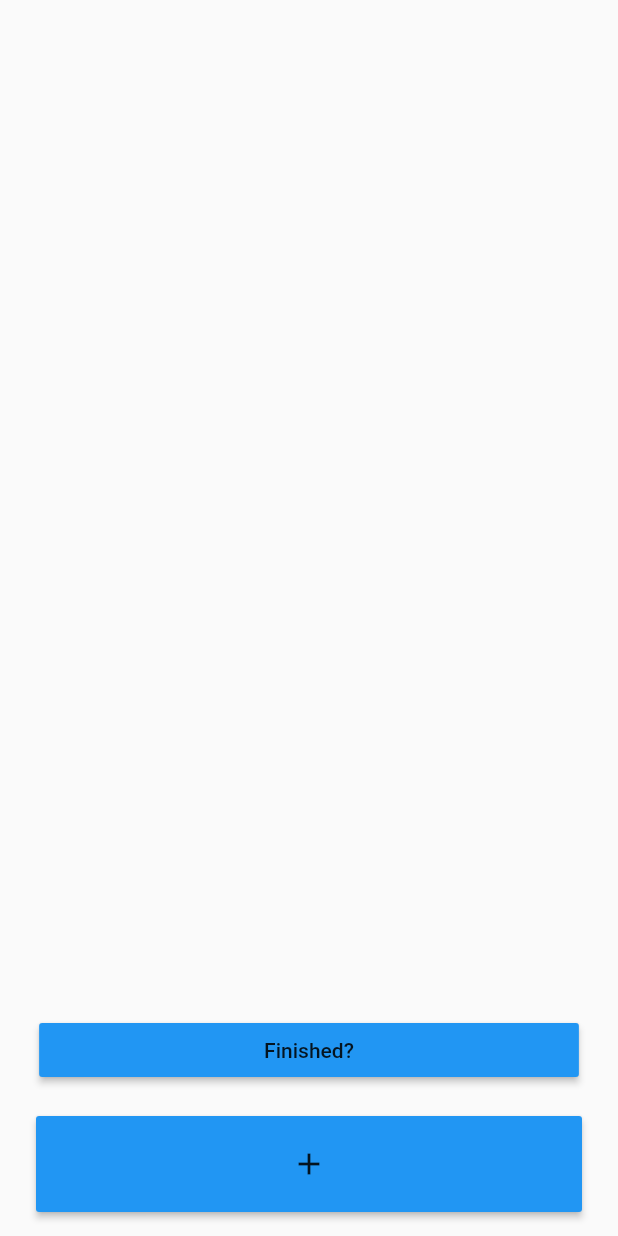
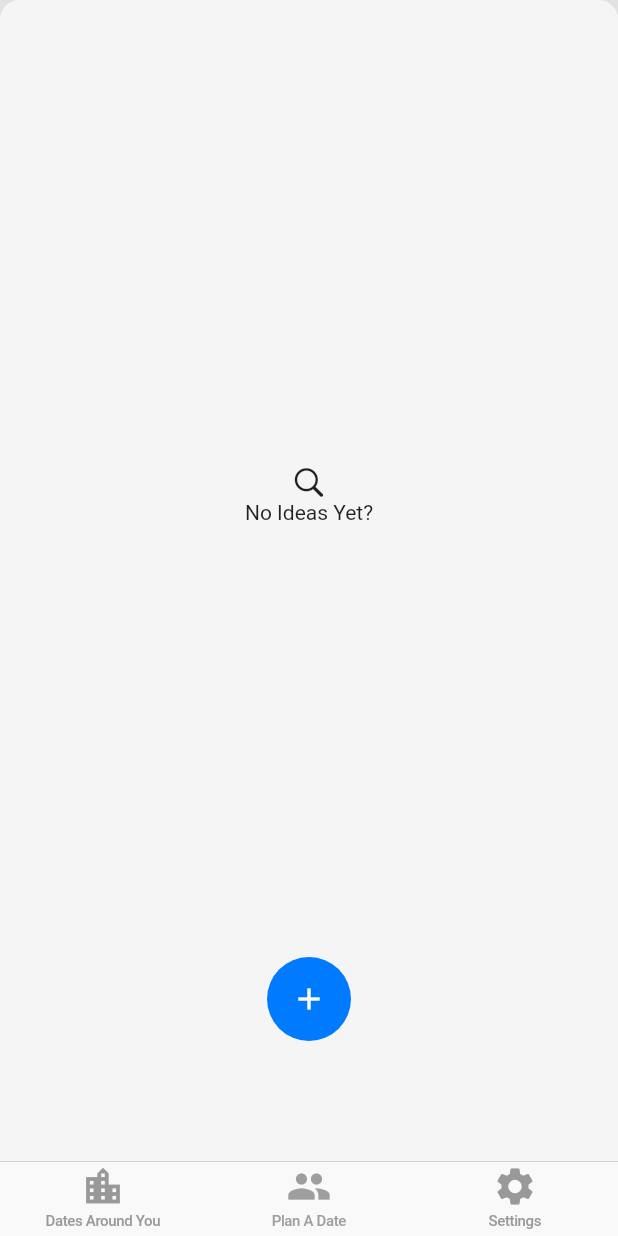
Before and after one commit to ncpleslie/date_night, a Flutter app: the screen it shows after launch, item 2 of the bottom bar chosen, after a tap on "Person One", on a phone screen of 412 x 824 dp. Run offline on Flutter 3.47's test engine with Material 2 defaults, Android fonts, the phone set to English and light mode, and no system bars.

Commit message:
Update to Cupertino

```diff
--- a/lib/main.dart
+++ b/lib/main.dart
@@ -1,4 +1,5 @@
 import 'package:flutter/material.dart';
+import 'package:flutter/cupertino.dart';
 import 'package:scoped_model/scoped_model.dart';
 
 import './pages/home_page.dart';
@@ -20,7 +21,7 @@ class _MyAppState extends State<MyApp> {
     brightness: Brightness.light,
     primarySwatch: Colors.grey,
     accentColor: Colors.blue,
-    buttonColor: Colors.blue,
+    buttonColor: CupertinoColors.activeBlue,
   );
 
   @override
@@ -34,12 +35,12 @@ class _MyAppState extends State<MyApp> {
             '/': (BuildContext context) => HomePage(),
           },
           onGenerateRoute: (RouteSettings settings) {
-            return MaterialPageRoute<bool>(
+            return CupertinoPageRoute<bool>(
                 builder: (BuildContext context) => HomePage());
           },
           // Fallback route if unable to find correct route (Will go to main page)
           onUnknownRoute: (RouteSettings settings) {
-            return MaterialPageRoute(
+            return CupertinoPageRoute(
                 builder: (BuildContext context) => HomePage());
           },
         ));
--- /dev/null
+++ b/lib/pages/date_add.dart
@@ -0,0 +1,239 @@
+import 'package:flutter/material.dart';
+import 'package:flutter/cupertino.dart';
+import 'package:scoped_model/scoped_model.dart';
+
+import 'dart:async';
+
+import '../scoped-models/ideas_model.dart';
+
+class PersonOneDateEdit extends StatefulWidget {
+  @override
+  State<StatefulWidget> createState() {
+    return _PersonOneDateEditState();
+  }
+}
+
+class _PersonOneDateEditState extends State<PersonOneDateEdit> {
+  List<Widget> _listOfTextInputs = [];
+  List<String> _listOfTextStrings = List();
+  int count = 0;
+  int index;
+  final TextEditingController _textController = TextEditingController();
+
+  @override
+  Widget build(BuildContext context) {
+    final double commonBreakPoint = 550.0;
+    final double oddBreakPoint = 500.0;
+    final double percentageMark = 0.95;
+    final double deviceWidth = MediaQuery.of(context).size.width;
+    final double targetWidth = deviceWidth > commonBreakPoint
+        ? oddBreakPoint
+        : deviceWidth * percentageMark;
+    final double targetPadding = deviceWidth - targetWidth;
+    return ScopedModelDescendant<IdeasModel>(
+      builder: (BuildContext context, Widget widget, IdeasModel model) {
+        return CupertinoPopupSurface(
+          child: Column(
+            children: <Widget>[
+              SizedBox(
+                height: MediaQuery.of(context).size.height * 0.05,
+              ),
+              SizedBox(
+                height: MediaQuery.of(context).size.height * 0.70,
+                child: count == 0
+                    ? _forEmptyList()
+                    : ListView.builder(
+                        padding:
+                            EdgeInsets.symmetric(horizontal: targetPadding / 2),
+                        itemCount: _listOfTextInputs.length,
+                        itemBuilder: (BuildContext context, int index) {
+                          Widget widget = _buildPageContent(context, index);
+
+                          return widget;
+                        },
+                      ),
+              ),
+              SizedBox(
+                height: MediaQuery.of(context).size.height * 0.20,
+                child: _buildFAB(),
+              )
+            ],
+          ),
+        );
+      },
+    );
+  }
+
+  Widget _buildPageContent(BuildContext context, int index) {
+    return _listOfTextInputs.elementAt(index);
+  }
+
+  Widget _forEmptyList() {
+    return Column(
+      mainAxisAlignment: MainAxisAlignment.center,
+      crossAxisAlignment: CrossAxisAlignment.center,
+      children: <Widget>[
+        Icon(CupertinoIcons.search),
+        Text('No Ideas Yet?'),
+      ],
+    );
+  }
+
+  Widget _buildDateIdeaCard() {
+    final Key _key = Key(_listOfTextStrings[count]);
+    String title = _listOfTextStrings[count].toString();
+    return Dismissible(
+      key: _key,
+      background: Container(
+        color: Colors.red,
+      ),
+      onDismissed: (DismissDirection direction) {
+        if (direction == DismissDirection.endToStart ||
+            direction == DismissDirection.startToEnd) {
+          count--;
+          String foundValue = _key.toString().split("'")[1];
+
+          setState(() {
+            _listOfTextStrings.remove(foundValue);
+          });
+        }
+      },
+      child: Card(
+        margin: EdgeInsets.symmetric(vertical: 10.0),
+        child: Column(children: <Widget>[
+          ListTile(
+            leading: Text('${(count + 1).toString()}.'),
+            title: Text(title),
+          ),
+          ButtonTheme.bar(
+            child: ButtonBar(children: [
+              FlatButton(
+                child: Icon(Icons.delete),
+                onPressed: () {
+                  setState(() {});
+                },
+              ),
+            ]),
+          )
+        ]),
+      ),
+    );
+  }
+
+  Widget _buildFAB() {
+    return ScopedModelDescendant<IdeasModel>(
+      builder: (BuildContext context, Widget child, IdeasModel model) {
+        return Column(
+          mainAxisSize: MainAxisSize.min,
+          children: <Widget>[
+            Container(
+              alignment: FractionalOffset.topCenter,
+              child: count == 0
+                  ? Container()
+                  : CupertinoButton(
+                      color: Theme.of(context).buttonColor,
+                      child: Text('Finished?'),
+                      padding: EdgeInsets.symmetric(horizontal: 150.0),
+                      onPressed: () {
+                        if (_listOfTextStrings.length != 0) {
+                          if (model.personOneIdeas.length == 0) {
+                            model.addPersonOneIdeas(_listOfTextStrings);
+                          } else {
+                            model.addPersonTwoIdeas(_listOfTextStrings);
+                          }
+                          Navigator.pop(context, _listOfTextStrings);
+                        } else {
+                          // If user doesn't enter anything
+                          Scaffold.of(context)
+                            ..removeCurrentSnackBar()
+                            ..showSnackBar(SnackBar(
+                                content: Text('Please Enter Some Ideas')));
+                        }
+                      },
+                    ),
+            ),
+            SizedBox(
+              height: 20.0,
+            ),
+            FloatingActionButton(
+              backgroundColor: Theme.of(context).buttonColor,
+              elevation: 0,
+              child: Icon(Icons.add),
+              onPressed: () {
+                _showInput();
+              },
+            )
+          ],
+        );
+      },
+    );
+  }
+
+  Future<Null> _showInput() async {
+    await showDialog(
+        context: context,
+        builder: (BuildContext context) {
+          return GestureDetector(
+            // If the user taps outside form boxes then the keyboard is minimized
+            onTap: () {
+              FocusScope.of(context).requestFocus(FocusNode());
+            },
+            child: _SystemPadding(
+              child: CupertinoAlertDialog(
+                title: Text('Date Idea?'),
+                content: CupertinoTextField(
+                  textCapitalization: TextCapitalization.sentences,
+                  autocorrect: true,
+                  maxLines: 4,
+                  controller: _textController,
+                  autofocus: true,
+                ),
+                actions: <Widget>[
+                  CupertinoDialogAction(
+                    child: Text('Add Idea'),
+                    isDefaultAction: true,
+                    onPressed: () {
+                      if (_textController.text.isNotEmpty) {
+                        String ideas = (_textController.text).toLowerCase();
+                        _listOfTextStrings.add(ideas);
+                        _listOfTextInputs.add(_buildDateIdeaCard());
+                        _textController.text = '';
+                        count++;
+                        Navigator.of(context, rootNavigator: true)
+                            .pop("Continue");
+                        setState(() {});
+                      }
+                    },
+                  ),
+                  CupertinoDialogAction(
+                    child: Text('Discard'),
+                    isDestructiveAction: true,
+                    onPressed: () {
+                      Navigator.of(context, rootNavigator: true).pop("Discard");
+                    },
+                  )
+                ],
+              ),
+            ),
+          );
+        });
+  }
+}
+
+// Bug fix for AlertDialogs being covered with Software Keyboard
+// https://stackoverflow.com/questions/46841637/show-a-text-field-dialog-without-being-covered-by-keyboard
+//
+class _SystemPadding extends StatelessWidget {
+  final Widget child;
+
+  _SystemPadding({Key key, this.child}) : super(key: key);
+
+  @override
+  Widget build(BuildContext context) {
+    var mediaQuery = MediaQuery.of(context);
+    return new AnimatedContainer(
+        padding: mediaQuery.viewInsets,
+        duration: const Duration(milliseconds: 300),
+        child: child);
+  }
+}
--- a/lib/pages/date_edit.dart
+++ b/lib/pages/date_edit.dart
@@ -1,4 +1,5 @@
 import 'package:flutter/material.dart';
+import 'package:flutter/cupertino.dart';
 import 'package:scoped_model/scoped_model.dart';
 
 import '../widgets/selection_button.dart';
@@ -17,22 +18,29 @@ class _DateEditState extends State<DateEdit> {
   Widget build(BuildContext context) {
     return ScopedModelDescendant<IdeasModel>(
       builder: (BuildContext context, Widget widget, IdeasModel model) {
-        return Scaffold(
-          body: Center(
-            child: SelectionButton(),
+        return CupertinoPageScaffold(
+          navigationBar: CupertinoNavigationBar(
+            middle: Text('Add Some Date Ideas'),
           ),
-          floatingActionButton: model.chosenDateIdeas.length != 0
-              ? _buildFABandCompare(model)
-              : _buildTextInstructions(),
-          floatingActionButtonLocation:
-              FloatingActionButtonLocation.centerFloat,
+          child: Center(
+            child: Column(
+              mainAxisAlignment: MainAxisAlignment.center,
+              children: <Widget>[
+              SelectionButton(),
+              SizedBox(height: 20.0,),
+              model.chosenDateIdeas.length != 0
+                  ? _buildFABandCompare(model)
+                  : Container(),
+            ]),
+          ),
         );
       },
     );
   }
 
   _buildFABandCompare(model) {
-    return RaisedButton(
+    return CupertinoButton(
+      color: Theme.of(context).buttonColor,
       child: Text('DONE?'),
       onPressed: () {
         String returningValue = model.compareAllIdeas();
--- a/lib/pages/dates_around.dart
+++ b/lib/pages/dates_around.dart
@@ -1,9 +1,7 @@
 import 'package:flutter/material.dart';
+import 'package:flutter/cupertino.dart';
 
 class DatesAround extends StatefulWidget {
-  final Color color;
-
-  DatesAround(this.color);
 
   @override
     State<StatefulWidget> createState() {
@@ -14,6 +12,14 @@ class DatesAround extends StatefulWidget {
 class _DatesAroundState extends State<DatesAround> {
   @override
     Widget build(BuildContext context) {
-      return Container(color: widget.color);
+      return CupertinoPageScaffold(
+        child: CustomScrollView(
+          slivers: <Widget>[
+            CupertinoSliverNavigationBar(
+              largeTitle: Text('Dates Around You'),
+            )
+          ],
+        ),
+      );
     }
 }
--- a/lib/pages/home_page.dart
+++ b/lib/pages/home_page.dart
@@ -1,4 +1,5 @@
 import 'package:flutter/material.dart';
+import 'package:flutter/cupertino.dart';
 
 import './dates_around.dart';
 import './date_edit.dart';
@@ -11,39 +12,41 @@ class HomePage extends StatefulWidget {
 }
 
 class _HomePageState extends State<HomePage> {
-  int _currentIndex = 0;
-  final List<Widget> _children = [
-    DatesAround(Colors.white),
-    DateEdit(),
-    DatesAround(Colors.black),
-  ];
 
   @override
   Widget build(BuildContext context) {
     return Scaffold(
-      appBar: AppBar(
-        title: Text('Date Night'),
-        elevation: Theme.of(context).platform == TargetPlatform.iOS ? 0.0 : 4.0,
-      ),
-      body: _children[_currentIndex],
-      bottomNavigationBar: BottomNavigationBar(
-        onTap: onTabTapped,
-        currentIndex: _currentIndex,
+      resizeToAvoidBottomPadding: false,
+      body: CupertinoTabScaffold(
+        tabBar: CupertinoTabBar(
           items: <BottomNavigationBarItem>[
             BottomNavigationBarItem(
-              title: Text('Dates Around You'), icon: Icon(Icons.location_city)),
+                title: Text('Dates Around You'),
+                icon: Icon(Icons.location_city)),
             BottomNavigationBarItem(
                 title: Text('Plan A Date'), icon: Icon(Icons.people)),
             BottomNavigationBarItem(
                 title: Text('Settings'), icon: Icon(Icons.settings))
           ],
         ),
+        tabBuilder: (BuildContext context, int index) {
+          return CupertinoTabView(builder: (BuildContext context) {
+            switch (index) {
+              case 0:
+              return DatesAround();
+              break;
+              case 1:
+              return DateEdit();
+              break;
+              case 2:
+              return DatesAround();
+              break;
+              default:
+              return Container();
+            }
+          },);
+        },
+      ),
     );
   }
-
-  void onTabTapped(int index) {
-    setState(() {
-      _currentIndex = index;
-    });
 }
-}
--- a/lib/pages/person_one_date_edit.dart
+++ /dev/null
@@ -1,209 +0,0 @@
-import 'package:flutter/material.dart';
-import 'package:scoped_model/scoped_model.dart';
-
-import 'dart:async';
-
-import '../scoped-models/ideas_model.dart';
-
-class PersonOneDateEdit extends StatefulWidget {
-  @override
-  State<StatefulWidget> createState() {
-    return _PersonOneDateEditState();
-  }
-}
-
-class _PersonOneDateEditState extends State<PersonOneDateEdit> {
-  List<Widget> _listOfTextInputs = [];
-  List<String> _listOfTextStrings = List();
-  int count = 0;
-  int index;
-  final TextEditingController _textController = TextEditingController();
-
-  @override
-  Widget build(BuildContext context) {
-    final double commonBreakPoint = 550.0;
-    final double oddBreakPoint = 500.0;
-    final double percentageMark = 0.95;
-    final double deviceWidth = MediaQuery.of(context).size.width;
-    final double targetWidth = deviceWidth > commonBreakPoint
-        ? oddBreakPoint
-        : deviceWidth * percentageMark;
-    final double targetPadding = deviceWidth - targetWidth;
-    /*  if (count == 0) {
-      Future.delayed(Duration.zero, () => _showInput());
-    } */
-    return ScopedModelDescendant<IdeasModel>(
-      builder: (BuildContext context, Widget widget, IdeasModel model) {
-        return Scaffold(
-          resizeToAvoidBottomPadding: false,
-          body: GestureDetector(
-            onTap: () {
-              FocusScope.of(context).requestFocus(FocusNode());
-            },
-            child: Container(
-              height: MediaQuery.of(context).size.height - 160.0,
-              margin: EdgeInsets.all(10.0),
-              child: ListView.builder(
-                padding: EdgeInsets.symmetric(horizontal: targetPadding / 2),
-                itemCount: _listOfTextInputs.length,
-                itemBuilder: (BuildContext context, int index) {
-                  Widget widget = _buildPageContent(context, index);
-
-                  return widget;
-                },
-              ),
-            ),
-          ),
-          floatingActionButton: _buildFAB(),
-          floatingActionButtonLocation:
-              FloatingActionButtonLocation.centerFloat,
-        );
-      },
-    );
-  }
-
-  Widget _buildPageContent(BuildContext context, int index) {
-    return _listOfTextInputs.elementAt(index);
-  }
-
-  Widget _buildTextField() {
-    final Key _key = Key(_listOfTextStrings[count]);
-    String title = _listOfTextStrings[count].toString();
-    return Dismissible(
-      key: _key,
-      background: Container(
-        color: Colors.red,
-      ),
-      onDismissed: (DismissDirection direction) {
-        if (direction == DismissDirection.endToStart ||
-            direction == DismissDirection.startToEnd) {
-          count--;
-          String foundValue = _key.toString().split("'")[1];
-
-          setState(() {
-            _listOfTextStrings.remove(foundValue);
-          });
-        }
-      },
-      child: Card(
-        margin: EdgeInsets.symmetric(vertical: 10.0),
-        child: Column(children: <Widget>[
-          ListTile(
-            leading: Text('${(count + 1).toString()}.'),
-            title: Text(title),
-          ),
-          ButtonTheme.bar(
-            child: ButtonBar(children: [
-              FlatButton(
-                child: Icon(Icons.delete),
-                onPressed: () {
-                  setState(() {});
-                },
-              ),
-            ]),
-          )
-        ]),
-      ),
-    );
-  }
-
-  Widget _buildFAB() {
-    return ScopedModelDescendant<IdeasModel>(
-      builder: (BuildContext context, Widget child, IdeasModel model) {
-        return Column(
-          mainAxisSize: MainAxisSize.min,
-          children: <Widget>[
-            Container(
-              alignment: FractionalOffset.topCenter,
-              child: RaisedButton(
-                child: Text('Finished?'),
-                padding: EdgeInsets.symmetric(horizontal: 150.0),
-                onPressed: () {
-                  if (_listOfTextStrings.length != 0) {
-                    if (model.personOneIdeas.length == 0) {
-                      model.addPersonOneIdeas(_listOfTextStrings);
-                    } else {
-                      model.addPersonTwoIdeas(_listOfTextStrings);
-                    }
-                    Navigator.pop(context, _listOfTextStrings);
-                  } else {
-                    // If user doesn't enter anything
-                    Scaffold.of(context)
-                      ..removeCurrentSnackBar()
-                      ..showSnackBar(
-                          SnackBar(content: Text('Please Enter Some Ideas')));
-                  }
-                },
-              ),
-            ),
-            SizedBox(
-              height: 20.0,
-            ),
-            RaisedButton(
-              child: Icon(Icons.add),
-              padding: EdgeInsets.symmetric(horizontal: 170.0, vertical: 20.0),
-              onPressed: () {
-                _showInput();
-              },
-            )
-          ],
-        );
-      },
-    );
-  }
-
-  Future<Null> _showInput() async {
-    await showDialog(
-      context: context,
-      child: GestureDetector(
-        // If the user taps outside form boxes then the keyboard is minimized
-        onTap: () {
-          FocusScope.of(context).requestFocus(FocusNode());
-        },
-        child: SimpleDialog(
-          contentPadding: EdgeInsets.all(10.0),
-          title: Text('Date Idea?'),
-          children: <Widget>[
-            TextField(
-              maxLines: 2,
-              controller: _textController,
-              autofocus: true,
-              decoration: InputDecoration(hintText: 'eg. Bowling?'),
-            ),
-            SizedBox(
-              height: 10.0,
-            ),
-            Row(
-              mainAxisAlignment: MainAxisAlignment.center,
-              children: <Widget>[
-                RaisedButton(
-                  onPressed: () {
-                    if (_textController.text.isNotEmpty) {
-                      String ideas = (_textController.text).toLowerCase();
-                      _listOfTextStrings.add(ideas);
-                      _listOfTextInputs.add(_buildTextField());
-                      _textController.text = '';
-                      count++;
-                      Navigator.pop(context);
-                      setState(() {});
-                    }
-                  },
-                  child: Text('Add Idea'),
-                ),
-                SizedBox(
-                  width: 10.0,
-                ),
-                RaisedButton(
-                  onPressed: () {
-                    Navigator.pop(context);
-                  },
-                  child: Text('Cancel'),
-                )
-              ],
-            )
-          ],
-        ),
-      ),
-    );
-  }
-}
--- a/lib/widgets/selection_button.dart
+++ b/lib/widgets/selection_button.dart
@@ -1,6 +1,7 @@
 import 'package:flutter/material.dart';
+import 'package:flutter/cupertino.dart';
 
-import '../pages/person_one_date_edit.dart';
+import '../pages/date_add.dart';
 
 class SelectionButton extends StatefulWidget {
   @override
@@ -10,8 +11,8 @@ class SelectionButton extends StatefulWidget {
 }
 
 class _SelectionButtonState extends State<SelectionButton> {
-  List resultPersonOne = [];
-  List resultPersonTwo = [];
+  List resultPersonOne;
+  List resultPersonTwo;
 
   @override
   Widget build(BuildContext context) {
@@ -34,14 +35,14 @@ class _SelectionButtonState extends State<SelectionButton> {
     return OutlineButton(
       padding: EdgeInsets.all(50.0),
       borderSide: BorderSide(
-        color: resultPersonOne.length == 0
+        color: resultPersonOne == null
             ? Colors.red
             : Theme.of(context).accentColor,
       ),
-      textColor: resultPersonOne.length == 0
+      textColor: resultPersonOne == null
           ? Colors.red
           : Theme.of(context).accentColor,
-      color: resultPersonOne.length == 0
+      color: resultPersonOne == null
           ? Colors.red
           : Theme.of(context).accentColor,
       onPressed: () {
@@ -50,7 +51,7 @@ class _SelectionButtonState extends State<SelectionButton> {
       child: Column(
           mainAxisAlignment: MainAxisAlignment.center,
           children: <Widget>[
-            resultPersonOne.length == 0
+            resultPersonOne == null
                 ? Icon(Icons.person_add)
                 : Icon(Icons.person),
             Text('Person One')
@@ -62,14 +63,14 @@ class _SelectionButtonState extends State<SelectionButton> {
     return OutlineButton(
       padding: EdgeInsets.all(50.0),
       borderSide: BorderSide(
-        color: resultPersonTwo.length == 0
+        color: resultPersonTwo == null
             ? Colors.red
             : Theme.of(context).accentColor,
       ),
-      textColor: resultPersonTwo.length == 0
+      textColor: resultPersonTwo == null
           ? Colors.red
           : Theme.of(context).accentColor,
-      color: resultPersonTwo.length == 0
+      color: resultPersonTwo == null
           ? Colors.red
           : Theme.of(context).accentColor,
       onPressed: () {
@@ -78,7 +79,7 @@ class _SelectionButtonState extends State<SelectionButton> {
       child: Column(
           mainAxisAlignment: MainAxisAlignment.center,
           children: <Widget>[
-            resultPersonTwo.length == 0
+            resultPersonTwo == null
                 ? Icon(Icons.person_add)
                 : Icon(Icons.person),
             Text('Person Two')
@@ -88,14 +89,14 @@ class _SelectionButtonState extends State<SelectionButton> {
 
   _navigateToEditPersonOne(BuildContext context) async {
     resultPersonOne = await Navigator.push(context,
-        MaterialPageRoute(builder: (BuildContext context) {
+        CupertinoPageRoute(builder: (BuildContext context) {
       return PersonOneDateEdit();
     }));
   }
 
   _navigateToEditPersonTwo(BuildContext context) async {
     resultPersonTwo = await Navigator.push(context,
-        MaterialPageRoute(builder: (BuildContext context) {
+        CupertinoPageRoute(builder: (BuildContext context) {
       return PersonOneDateEdit();
     }));
   }
```
Lines whose indentation alone changed are shown as unchanged.
